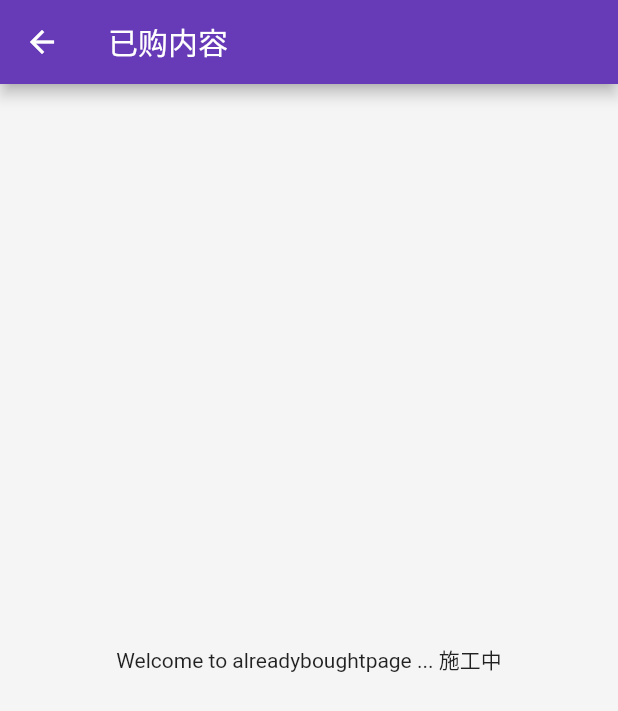
After one commit to FreeLifeSJ/idea, a Flutter app: the UniversityPage screen opened directly, after a tap on "已购内容", on a phone screen of 412 x 824 dp. The commit adds this screen. Shown: the top 711 px of the screen. Run offline on Flutter 3.47's test engine with Material 2 defaults, Android fonts, the phone set to English and light mode, and no system bars; our stand-ins replace dio, flutter_swiper.

Commit message:
已购内容（live，book）和相关连接跳转

```diff
--- a/lib/main.dart
+++ b/lib/main.dart
@@ -5,6 +5,8 @@ import 'page/notification_file/index.dart';
 import 'page/idea_file/index.dart';
 import 'page/university_file/livepage.dart';
 import 'page/university_file/bookstorepage.dart';
+import 'page/university_file/alreadyboughtpage.dart';
+import 'page/university_file/studylogpage.dart';
 //TODO:建立Github分支  已ok
 //TODO:建立index.dart文件 避免过多import  已ok
 //TODO:进行网络功能类的定义和封装
@@ -29,6 +31,8 @@ void main() => runApp(
       '/idea_edit':(context)=>IdeaEditPage(),
       '/live' :(context)=>LivePage(),
       '/bookstore' :(context)=>BookStorePage(),
+      '/alreadybought' :(context)=>ABPage(),
+      '/learning' :(context)=>StudyLogPage(),
     },
     theme: _buildZhiHuTheme(),
   )
--- a/lib/page/university.dart
+++ b/lib/page/university.dart
@@ -399,7 +399,12 @@ class PageContentState extends State<PageContent> {
             color: Colors.grey.shade200,
           ),
         ),
-        alreadyLearnSection, // 3.5
+        new GestureDetector(
+          child: alreadyLearnSection, // 3.5
+          onTap: () {
+            Navigator.pushNamed(context, '/learning');
+          },
+        ),
                 // 分隔
         SizedBox(
           height: 10,
@@ -407,7 +412,12 @@ class PageContentState extends State<PageContent> {
             color: Colors.grey.shade200,
           ),
         ),
-        alreadyBoughtSection, // 3.
+        new GestureDetector(
+          child: alreadyBoughtSection, // 3.,
+          onTap: () {
+            Navigator.pushNamed(context, '/alreadybought');
+          },
+        ),
         // 分隔
         SizedBox(
           height: 10,
--- /dev/null
+++ b/lib/page/university_file/alreadyboughtpage.dart
@@ -0,0 +1,20 @@
+import 'package:flutter/material.dart';
+
+class ABPage extends StatefulWidget {
+  @override
+  _ABPagePageState createState() => _ABPagePageState();
+}
+
+class _ABPagePageState extends State<ABPage> {
+  @override
+  Widget build(BuildContext context) {
+    return Scaffold(
+      appBar: new AppBar(
+        title: new Text('已购内容'),
+      ),
+      body: new Center (
+        child: new Text('Welcome to alreadyboughtpage ... 施工中'),
+      )
+    );
+  }
+}
```
Also changed, not shown: lib/page/mypage.dart (+12 -0 lines), lib/page/university_file/studylogpage.dart (added, +20 -0 lines).
